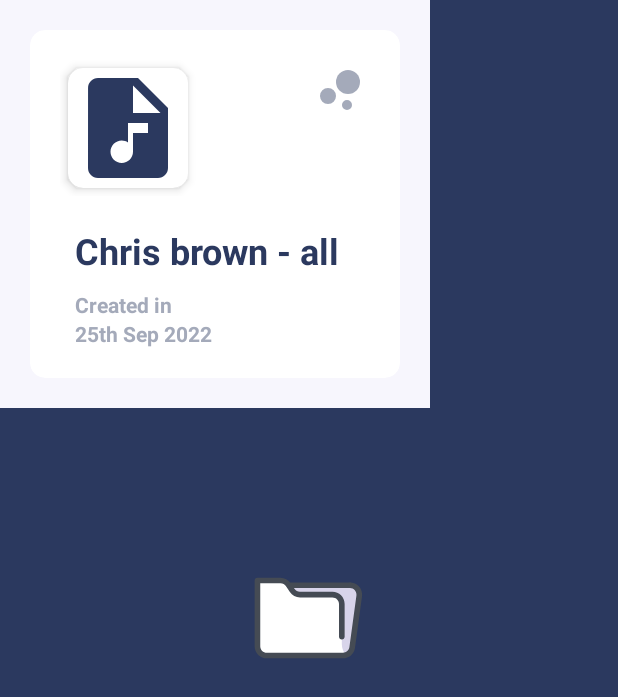
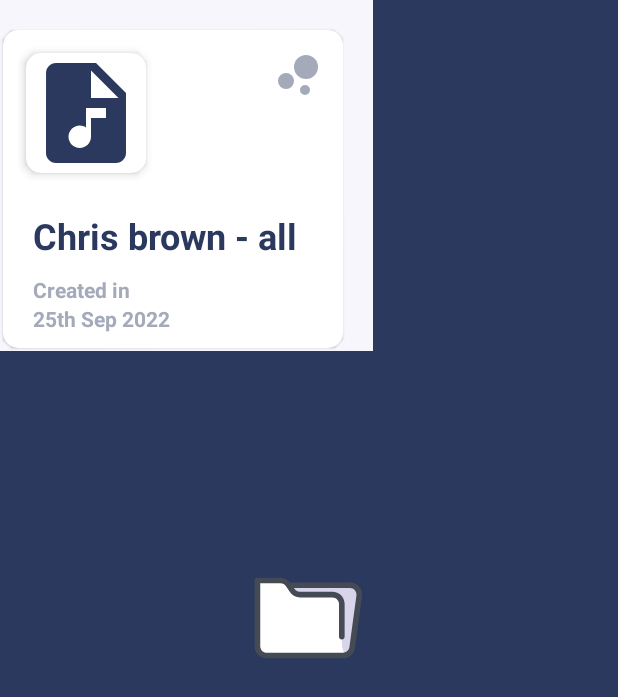
Before and after one commit to iZeroKim/K-cloud, an Android app: the layout file.xml on its own in the app's theme, with its tools: preview values and no code run, on a phone screen of 412 x 824 dp. Shown: the top 697 px of the screen. Run offline under Robolectric (Android 15) with nearby library versions, the phone set to English and light mode, and no system bars.

Commit message:
Create single day layout file

```diff
--- a/app/src/main/res/layout/file.xml
+++ b/app/src/main/res/layout/file.xml
@@ -3,21 +3,23 @@
     android:layout_width="wrap_content"
     android:layout_height="wrap_content"
     xmlns:app="http://schemas.android.com/apk/res-auto"
-    android:background="#f7f6fd">
+    android:background="@color/page_background_color">
 
     <androidx.cardview.widget.CardView
         android:layout_width="wrap_content"
         android:layout_height="wrap_content"
         app:cardCornerRadius="10dp"
-        app:cardElevation="0dp"
-        android:layout_margin="20dp"
-
+        app:cardElevation="1dp"
+        android:layout_marginTop="20dp"
+        android:layout_marginStart="2dp"
+        android:layout_marginEnd="20dp"
+        android:layout_marginBottom="2dp"
         app:cardBackgroundColor="@color/white">
 
         <LinearLayout
             android:layout_width="wrap_content"
             android:layout_height="wrap_content"
-            android:layout_margin="20dp"
+            android:layout_margin="10dp"
             android:orientation="vertical">
 
             <LinearLayout
--- a/app/src/main/res/values/colors.xml
+++ b/app/src/main/res/values/colors.xml
@@ -12,4 +12,5 @@
     <color name="icon_gray">#a4aaba</color>
     <color name="cto_orange">#f75730</color>
     <color name="disabled_text">#66676A</color>
+    <color name="page_background_color">#f7f6fd</color>
 </resources>
```
Also changed, not shown: app/src/main/res/layout/single_day_layout.xml (added, +72 -0 lines).
